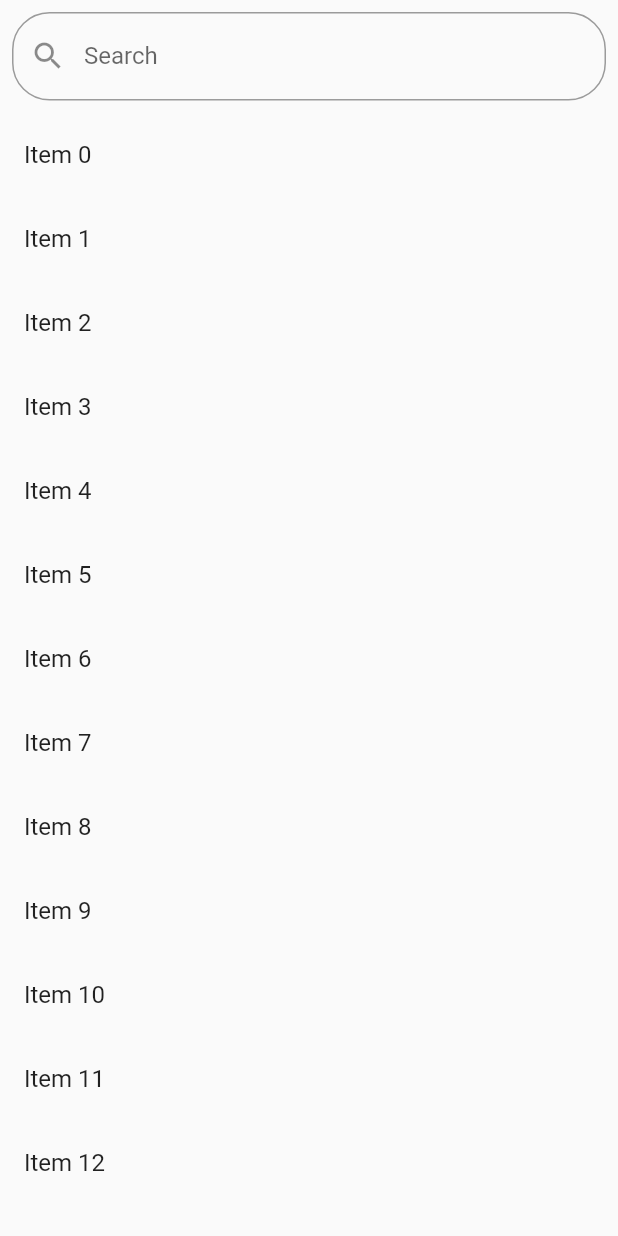
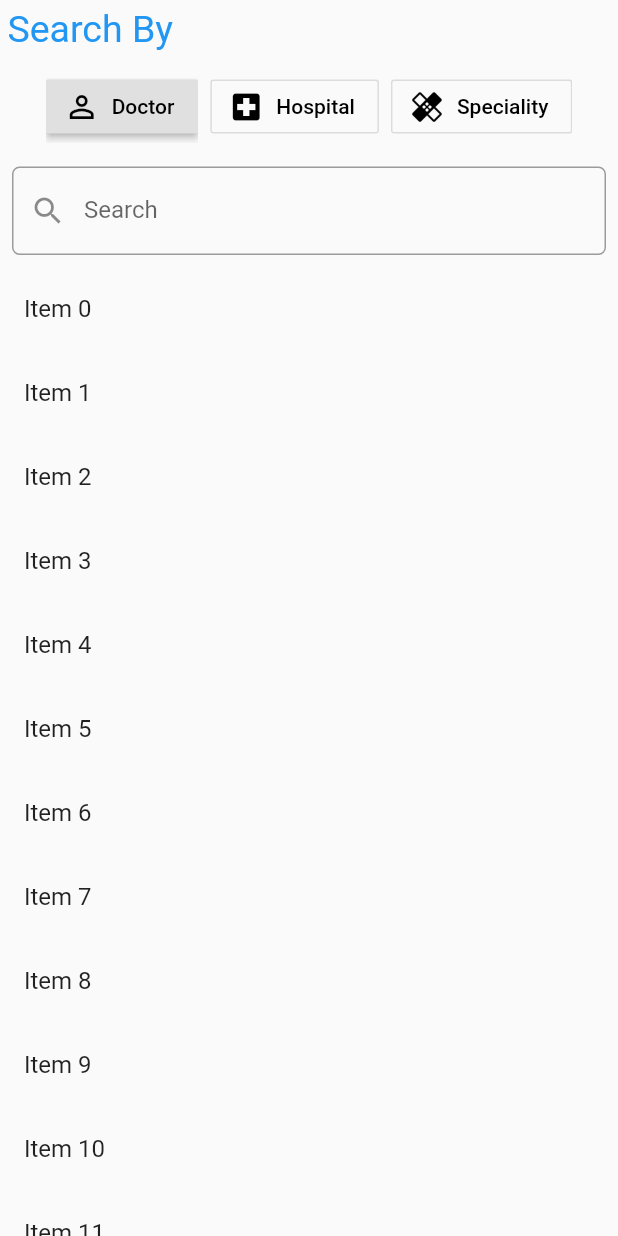
Before and after one commit to lsiddiqsunny/ShashthoSheba, a Flutter app: the MySearchPage screen opened directly, on a phone screen of 412 x 824 dp. Run offline on Flutter 3.47's test engine with Material 2 defaults, Android fonts, the phone set to English and light mode, and no system bars; our stand-ins replace shared_preferences; accounts and stored records are empty.

Commit message:
started on search

```diff
--- a/lib/host.dart
+++ /dev/null
@@ -1 +0,0 @@
-String loc = 'http://192.168.0.105';
--- a/lib/pages/home/appointmentList.dart
+++ b/lib/pages/home/appointmentList.dart
@@ -36,7 +36,8 @@ class _AppointmentListState extends State<AppointmentList> {
             return ListTile(
               title: Text(DateFormat.jm().format(item.appointment.dateTime)),
               subtitle: Text('with ${item.appointment.doctorName}'),
-              trailing: RaisedButton(
+              trailing: OutlineButton(
+                textColor: Colors.blue,
                 child: Text('Join'),
                 onPressed: null,
               ),
@@ -116,7 +117,8 @@ class _AddTransactionButton extends StatelessWidget {
 
   @override
   Widget build(BuildContext context) {
-    return RaisedButton(
+    return OutlineButton(
+      textColor: Colors.blue,
       child: Text('Add Payment'),
       onPressed: item.appointment.status
           ? null
--- a/lib/pages/search/searchDoctorTab.dart
+++ b/lib/pages/search/searchDoctorTab.dart
@@ -4,9 +4,9 @@ class SearchDoctorTab extends StatelessWidget {
   @override
   Widget build(BuildContext context) {
     return new MySearchPage(title: 'Doctor Search');
-
   }
 }
+
 class MySearchPage extends StatefulWidget {
   MySearchPage({Key key, this.title}) : super(key: key);
   final String title;
@@ -15,25 +15,28 @@ class MySearchPage extends StatefulWidget {
   _MySearchPageState createState() => new _MySearchPageState();
 }
 
+enum Filter { name, hospital, speciality }
+
 class _MySearchPageState extends State<MySearchPage> {
   TextEditingController editingController = TextEditingController();
+  Filter filter = Filter.name;
 
   final duplicateItems = List<String>.generate(10000, (i) => "Item $i");
   var items = List<String>();
 
   @override
   void initState() {
+    super.initState();
     items.addAll(duplicateItems);
-    super.initState();
   }
 
   void filterSearchResults(String query) {
     List<String> dummySearchList = List<String>();
     dummySearchList.addAll(duplicateItems);
-    if(query.isNotEmpty) {
+    if (query.isNotEmpty) {
       List<String> dummyListData = List<String>();
       dummySearchList.forEach((item) {
-        if(item.contains(query)) {
+        if (item.contains(query)) {
           dummyListData.add(item);
         }
       });
@@ -48,7 +51,6 @@ class _MySearchPageState extends State<MySearchPage> {
         items.addAll(duplicateItems);
       });
     }
-
   }
 
   @override
@@ -58,6 +60,90 @@ class _MySearchPageState extends State<MySearchPage> {
         child: Column(
           children: <Widget>[
             Padding(
+              padding: const EdgeInsets.all(5.0),
+              child: Align(
+                alignment: Alignment.centerLeft,
+                child: Text(
+                  'Search By',
+                  style: TextStyle(
+                    fontSize: 25,
+                    color: Colors.blue,
+                  ),
+                ),
+              ),
+            ),
+            ButtonBar(
+              alignment: MainAxisAlignment.center,
+              children: <Widget>[
+                AnimatedCrossFade(
+                  firstChild: OutlineButton.icon(
+                    onPressed: () {
+                      setState(() {
+                        filter = Filter.name;
+                      });
+                    },
+                    icon: Icon(Icons.person_outline),
+                    label: Text('Doctor'),
+                  ),
+                  secondChild: RaisedButton.icon(
+                    onPressed: () {
+                      setState(() {});
+                    },
+                    icon: Icon(Icons.person_outline),
+                    label: Text('Doctor'),
+                  ),
+                  crossFadeState: filter == Filter.name
+                      ? CrossFadeState.showSecond
+                      : CrossFadeState.showFirst,
+                  duration: Duration(milliseconds: 200),
+                ),
+                AnimatedCrossFade(
+                  firstChild: OutlineButton.icon(
+                    onPressed: () {
+                      setState(() {
+                        filter = Filter.hospital;
+                      });
+                    },
+                    icon: Icon(Icons.local_hospital),
+                    label: Text('Hospital'),
+                  ),
+                  secondChild: RaisedButton.icon(
+                    onPressed: () {
+                      setState(() {});
+                    },
+                    icon: Icon(Icons.local_hospital),
+                    label: Text('Hospital'),
+                  ),
+                  crossFadeState: filter == Filter.hospital
+                      ? CrossFadeState.showSecond
+                      : CrossFadeState.showFirst,
+                  duration: Duration(milliseconds: 200),
+                ),
+                AnimatedCrossFade(
+                  firstChild: OutlineButton.icon(
+                    onPressed: () {
+                      setState(() {
+                        filter = Filter.speciality;
+                      });
+                    },
+                    icon: Icon(Icons.healing),
+                    label: Text('Speciality'),
+                  ),
+                  secondChild: RaisedButton.icon(
+                    onPressed: () {
+                      setState(() {});
+                    },
+                    icon: Icon(Icons.healing),
+                    label: Text('Speciality'),
+                  ),
+                  crossFadeState: filter == Filter.speciality
+                      ? CrossFadeState.showSecond
+                      : CrossFadeState.showFirst,
+                  duration: Duration(milliseconds: 200),
+                ),
+              ],
+            ),
+            Padding(
               padding: const EdgeInsets.all(8.0),
               child: TextField(
                 onChanged: (value) {
@@ -65,11 +151,12 @@ class _MySearchPageState extends State<MySearchPage> {
                 },
                 controller: editingController,
                 decoration: InputDecoration(
-                    labelText: "Search",
-                    hintText: "Search",
-                    prefixIcon: Icon(Icons.search),
-                    border: OutlineInputBorder(
-                        borderRadius: BorderRadius.all(Radius.circular(25.0)))),
+                  labelText: "Search",
+                  prefixIcon: Icon(Icons.search),
+                  border: OutlineInputBorder(
+                    borderRadius: BorderRadius.all(Radius.circular(5.0)),
+                  ),
+                ),
               ),
             ),
             Expanded(
```
Also changed, not shown: lib/pages/home/homeTab.dart (+4 -3 lines).
